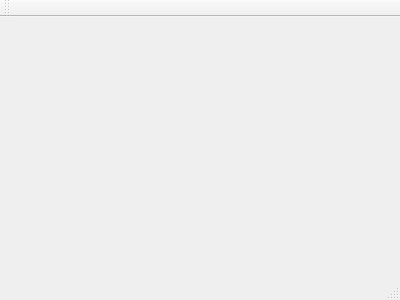
Qt form profiler/mainwindow.ui (Hanne-Lore/profiler) before a commit.
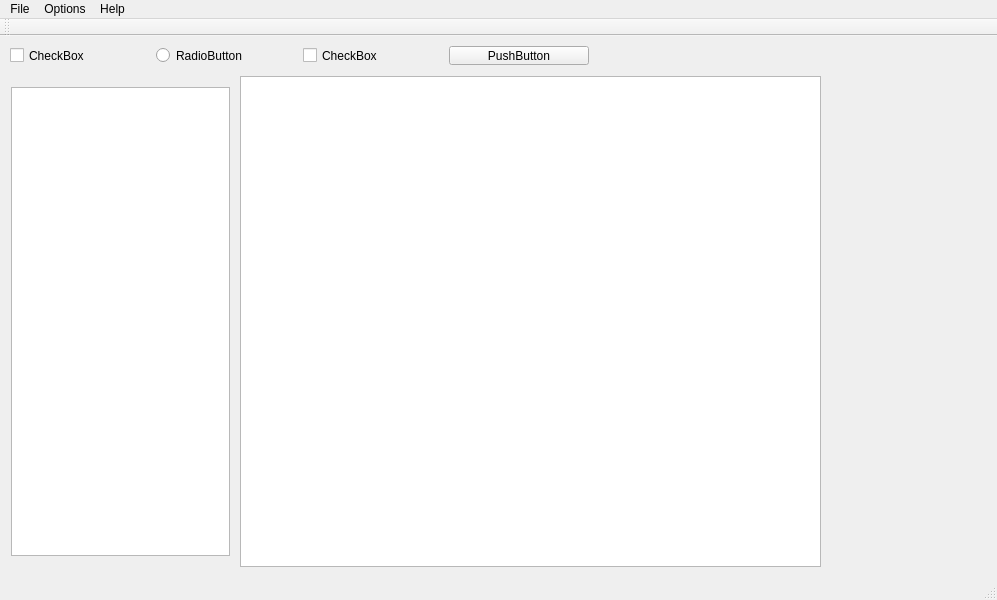
The same form after that commit.

Commit message: automatically generated files by qt creator and ui files

What changed in the file:
```diff
--- a/profiler/mainwindow.ui
+++ b/profiler/mainwindow.ui
@@ -1,24 +1,159 @@
 <ui version="4.0">
  <class>MainWindow</class>
- <widget class="QMainWindow" name="MainWindow" >
-  <property name="geometry" >
+ <widget class="QMainWindow" name="MainWindow">
+  <property name="geometry">
    <rect>
     <x>0</x>
     <y>0</y>
-    <width>400</width>
-    <height>300</height>
+    <width>997</width>
+    <height>600</height>
    </rect>
   </property>
   <property name="windowTitle" >
    <string>MainWindow</string>
   </property>
-  <widget class="QMenuBar" name="menuBar" />
-  <widget class="QToolBar" name="mainToolBar" />
-  <widget class="QWidget" name="centralWidget" />
-  <widget class="QStatusBar" name="statusBar" />
+  <widget class="QWidget" name="centralWidget">
+   <widget class="QWidget" name="verticalLayoutWidget">
+    <property name="geometry">
+     <rect>
+      <x>-1</x>
+      <y>-1</y>
+      <width>601</width>
+      <height>41</height>
+     </rect>
+    </property>
+    <layout class="QVBoxLayout" name="verticalLayout">
+     <item>
+      <layout class="QHBoxLayout" name="horizontalLayout">
+       <item>
+        <widget class="QCheckBox" name="checkBox_2">
+         <property name="text">
+          <string>CheckBox</string>
+         </property>
+        </widget>
+       </item>
+       <item>
+        <widget class="QRadioButton" name="radioButton">
+         <property name="text">
+          <string>RadioButton</string>
+         </property>
+        </widget>
+       </item>
+       <item>
+        <widget class="QCheckBox" name="checkBox">
+         <property name="text">
+          <string>CheckBox</string>
+         </property>
+        </widget>
+       </item>
+       <item>
+        <widget class="QPushButton" name="pushButton">
+         <property name="text">
+          <string>PushButton</string>
+         </property>
+        </widget>
+       </item>
+      </layout>
+     </item>
+    </layout>
+   </widget>
+   <widget class="QWidget" name="horizontalLayoutWidget_2">
+    <property name="geometry">
+     <rect>
+      <x>0</x>
+      <y>40</y>
+      <width>241</width>
+      <height>491</height>
+     </rect>
+    </property>
+    <layout class="QHBoxLayout" name="horizontalLayout_2">
+     <property name="sizeConstraint">
+      <enum>QLayout::SetNoConstraint</enum>
+     </property>
+     <item>
+      <widget class="QTreeView" name="treeView"/>
+     </item>
+    </layout>
+   </widget>
+   <widget class="QPlainTextEdit" name="plainTextEdit">
+    <property name="geometry">
+     <rect>
+      <x>240</x>
+      <y>40</y>
+      <width>581</width>
+      <height>491</height>
+     </rect>
+    </property>
+   </widget>
+  </widget>
+  <widget class="QMenuBar" name="menuBar">
+   <property name="geometry">
+    <rect>
+     <x>0</x>
+     <y>0</y>
+     <width>997</width>
+     <height>27</height>
+    </rect>
+   </property>
+   <widget class="QMenu" name="menuProfiler">
+    <property name="title">
+     <string>File</string>
+    </property>
+    <addaction name="actionOpen_File"/>
+   </widget>
+   <widget class="QMenu" name="menuHelp">
+    <property name="title">
+     <string>Help</string>
+    </property>
+   </widget>
+   <widget class="QMenu" name="menuOptions">
+    <property name="title">
+     <string>Options</string>
+    </property>
+    <addaction name="actionMemcheck"/>
+    <addaction name="actionHelgrind"/>
+    <addaction name="actionGprof"/>
+   </widget>
+   <addaction name="menuProfiler"/>
+   <addaction name="menuOptions"/>
+   <addaction name="menuHelp"/>
+  </widget>
+  <widget class="QToolBar" name="mainToolBar">
+   <attribute name="toolBarArea">
+    <enum>TopToolBarArea</enum>
+   </attribute>
+   <attribute name="toolBarBreak">
+    <bool>false</bool>
+   </attribute>
+  </widget>
+  <widget class="QStatusBar" name="statusBar"/>
+  <action name="actionMemcheck">
+   <property name="text">
+    <string>Memcheck</string>
+   </property>
+  </action>
+  <action name="actionHelgrind">
+   <property name="text">
+    <string>Helgrind</string>
+   </property>
+  </action>
+  <action name="actionGprof">
+   <property name="text">
+    <string>Gprof</string>
+   </property>
+  </action>
+  <action name="actionOpen_File">
+   <property name="text">
+    <string>Open Executable</string>
+   </property>
+  </action>
+  <action name="actionOpen_Project">
+   <property name="text">
+    <string>Open Project</string>
+   </property>
+  </action>
  </widget>
- <layoutDefault spacing="6" margin="11" />
- <pixmapfunction></pixmapfunction>
+ <layoutdefault spacing="6" margin="11"/>
  <resources/>
  <connections/>
 </ui>
```
Left out of the diff: 5 changed lines with no effect on the pictures. The commit also changes 5 other files.
